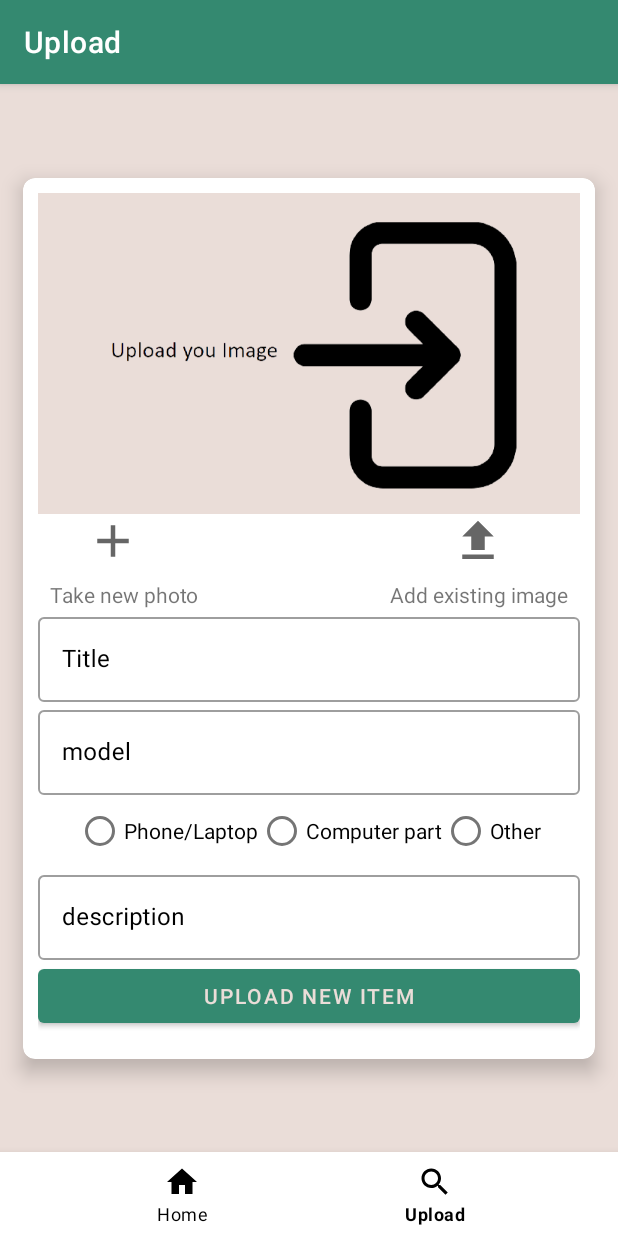
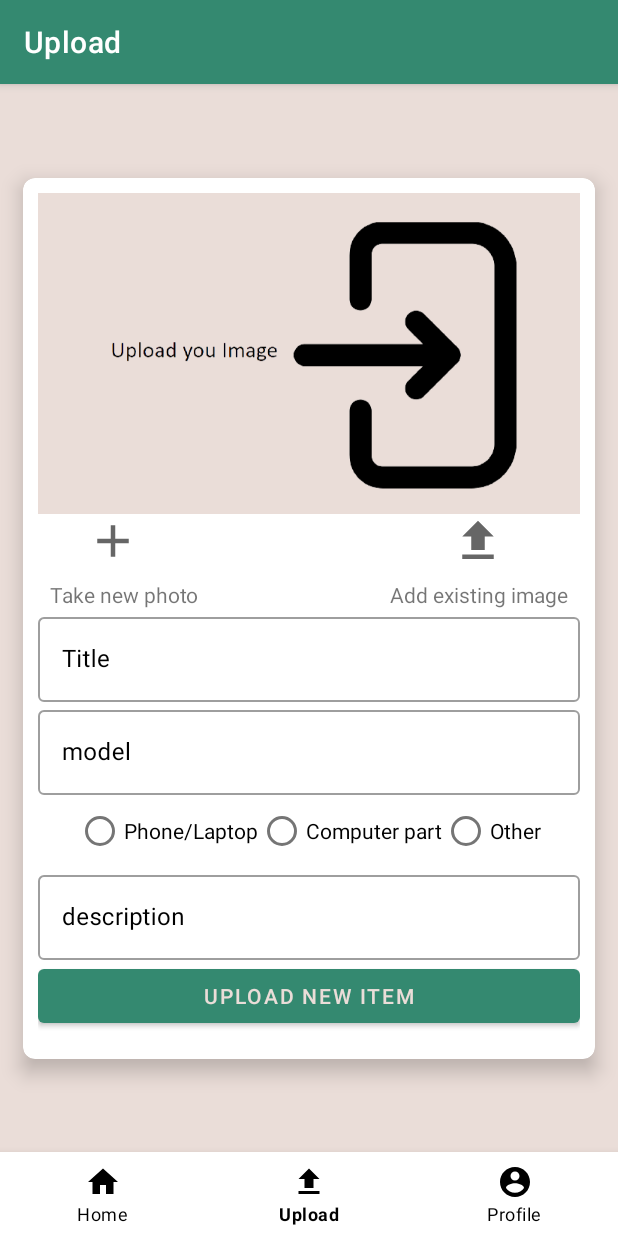
Before and after one commit to Willz01/E-waste-management, an Android app: the HomeFragment screen opened directly, with no data from a screen before it, item 2 of the bottom bar chosen, on a phone screen of 412 x 824 dp. Run offline under Robolectric (Android 15) with nearby library versions, the phone set to English and light mode, and no system bars; our stand-ins replace Firebase (no records; nobody signed in at launch, a user with empty details on screens opened directly), data binding.

Commit message:
User view

```diff
--- a/app/src/main/java/dev/samuelmcmurray/e_wastemanagement/MainActivity.kt
+++ b/app/src/main/java/dev/samuelmcmurray/e_wastemanagement/MainActivity.kt
@@ -12,12 +12,13 @@ import com.google.android.material.bottomnavigation.BottomNavigationView
 import com.google.android.material.navigation.NavigationView
 import com.google.firebase.auth.FirebaseAuth
 import dev.samuelmcmurray.e_wastemanagement.ui.home.HomeFragment
+import dev.samuelmcmurray.e_wastemanagement.ui.profile.ProfileFragment
 import dev.samuelmcmurray.e_wastemanagement.ui.upload.UploadFragment
 
 private const val TAG = "MainActivity"
 class MainActivity : AppCompatActivity() {
 
-    lateinit var toolbar: ActionBar
+    private lateinit var toolbar: ActionBar
     private lateinit var navController: NavController
     private lateinit var navHostFragment: NavHostFragment
     private lateinit var mNavView: NavigationView
@@ -41,6 +42,12 @@ class MainActivity : AppCompatActivity() {
                     R.id.upload_fragment -> {
                         toolbar.title = "Upload"
                         val songsFragment = UploadFragment.newInstance()
+                        openFragment(songsFragment)
+                        return@OnNavigationItemSelectedListener true
+                    }
+                    R.id.profileFragment -> {
+                        toolbar.title = "Profile"
+                        val songsFragment = ProfileFragment.newInstance()
                         openFragment(songsFragment)
                         return@OnNavigationItemSelectedListener true
                     }
--- a/app/src/main/java/dev/samuelmcmurray/e_wastemanagement/ui/home/HomeFragment.kt
+++ b/app/src/main/java/dev/samuelmcmurray/e_wastemanagement/ui/home/HomeFragment.kt
@@ -1,13 +1,16 @@
 package dev.samuelmcmurray.e_wastemanagement.ui.home
 
 import android.os.Bundle
+import android.util.Log
 import android.view.LayoutInflater
 import android.view.View
 import android.view.ViewGroup
+import android.widget.AdapterView
+import android.widget.ArrayAdapter
+import android.widget.Spinner
 import androidx.fragment.app.Fragment
 import androidx.recyclerview.widget.GridLayoutManager
 import androidx.recyclerview.widget.RecyclerView
-import com.google.android.material.radiobutton.MaterialRadioButton
 import dev.samuelmcmurray.e_wastemanagement.R
 import dev.samuelmcmurray.e_wastemanagement.adapters.RecyclerViewAdapter
 import dev.samuelmcmurray.e_wastemanagement.data.model.Item
@@ -16,7 +19,7 @@ import dev.samuelmcmurray.e_wastemanagement.utils.ItemsCallback
 
 private const val TAG = "HomeFragment"
 
-class HomeFragment : Fragment() {
+class HomeFragment : Fragment(), AdapterView.OnItemSelectedListener {
 
     companion object {
         fun newInstance() = HomeFragment()
@@ -31,87 +34,72 @@ class HomeFragment : Fragment() {
 
     override fun onViewCreated(view: View, savedInstanceState: Bundle?) {
 
-        //    var name: String,
-        //    var userID: String,
-        //    var id: String,
-        //    var type : String,
-        //    var purchaseYear: String?,
-        //    var image1: String?, var image2: String?, var image3: String?, var image4: String?,
-        //    var model: String,
-        //    var description: String
+        loadAll()
 
-        // load items from firebase and fill to recycler view
-        // var itemsListFromFirebase = ArrayList<Item>()
+        // spinner
+        val spinner: Spinner = view.findViewById(R.id.spinner)
+        ArrayAdapter.createFromResource(
+            requireContext(),
+            R.array.type_array,
+            android.R.layout.simple_spinner_item
+        ).also { adapter ->
+            adapter.setDropDownViewResource(android.R.layout.simple_spinner_dropdown_item)
+            // Apply the adapter to the spinner
+            spinner.adapter = adapter
+        }
+
+        spinner.onItemSelectedListener = this
+
+        super.onViewCreated(view, savedInstanceState)
+    }
+
+    private fun loadAll() {
         ItemUtils.newInstance().readItemsFromFirebase(object : ItemsCallback {
             override fun onCallback(value: ArrayList<Item>) {
-                setUpRecyclerView(value, view)
+                setUpRecyclerView(value, requireView())
             }
         })
-        // Log.d(TAG, "onViewCreated: ${itemsListFromFirebase.size} ")
-
-        val phoneButton = view.findViewById<MaterialRadioButton>(R.id.phoneButton)
-        val tabletButton = view.findViewById<MaterialRadioButton>(R.id.tabletButton)
-        val laptopButton = view.findViewById<MaterialRadioButton>(R.id.laptopButton)
-
-        phoneButton.setOnClickListener(object : View.OnClickListener {
-            override fun onClick(v: View?) {
-                filterItems("Phone/Laptop", view)
-                phoneButton.isChecked = true
-
-                tabletButton.isChecked = false
-                laptopButton.isChecked = false
-            }
-
-        })
-
-        tabletButton.setOnClickListener(object : View.OnClickListener {
-            override fun onClick(v: View?) {
-                filterItems("Computer part", view)
-                tabletButton.isChecked = true
-
-                phoneButton.isChecked = false
-                laptopButton.isChecked = false
-            }
-
-        })
-
-        laptopButton.setOnClickListener(object : View.OnClickListener {
-            override fun onClick(v: View?) {
-                filterItems("Other", view)
-                laptopButton.isChecked = true
-
-                tabletButton.isChecked = false
-                phoneButton.isChecked = false
-            }
-
-        })
-
-
-        super.onViewCreated(view, savedInstanceState)
     }
 
 
     private fun setUpRecyclerView(itemsList: ArrayList<Item>, view: View) {
         val recyclerView = requireView().findViewById<RecyclerView>(R.id.upload_rv)
-        val recyclerViewAdapter = RecyclerViewAdapter(requireContext(), itemsList as List<Item>, view)
+        val recyclerViewAdapter =
+            RecyclerViewAdapter(requireContext(), itemsList as List<Item>, view)
         recyclerView.layoutManager = GridLayoutManager(requireContext(), 2)
         recyclerView.adapter = recyclerViewAdapter
     }
 
-    private fun filterItems(itemType: String, view: View) {
+    private fun filterItems(itemType: String?, view: View) {
+        if (itemType == "All") {
+            loadAll()
+        } else {
             val itemsToRemove = ArrayList<Item>()
             ItemUtils.newInstance().readItemsFromFirebase(object : ItemsCallback {
                 override fun onCallback(value: ArrayList<Item>) {
                     value.forEach { item: Item ->
-                    if (!item.type.contains(itemType)) {
+                        if (!item.type.contains(itemType!!)) {
                             itemsToRemove.add(item)
                         }
                     }
                     value.removeAll(itemsToRemove)
-                val recyclerViewAdapter = RecyclerViewAdapter(requireContext(), value as List<Item>, view)
+                    val recyclerViewAdapter =
+                        RecyclerViewAdapter(requireContext(), value as List<Item>, view)
                     recyclerViewAdapter.notifyDataSetChanged()
                     setUpRecyclerView(value, view)
                 }
             })
         }
+
     }
+
+    override fun onItemSelected(parent: AdapterView<*>?, view: View?, position: Int, id: Long) {
+        val text = parent?.getItemAtPosition(position)
+        filterItems(text as String, requireView())
+        Log.d(TAG, "onItemSelected: $text")
+    }
+
+    override fun onNothingSelected(parent: AdapterView<*>?) {
+        // TODO("Not yet implemented")
+    }
+}
--- /dev/null
+++ b/app/src/main/res/drawable/ic_baseline_account_circle_24.xml
@@ -0,0 +1,10 @@
+<vector xmlns:android="http://schemas.android.com/apk/res/android"
+    android:width="24dp"
+    android:height="24dp"
+    android:viewportWidth="24"
+    android:viewportHeight="24"
+    android:tint="?attr/colorControlNormal">
+  <path
+      android:fillColor="@android:color/white"
+      android:pathData="M12,2C6.48,2 2,6.48 2,12s4.48,10 10,10 10,-4.48 10,-10S17.52,2 12,2zM12,5c1.66,0 3,1.34 3,3s-1.34,3 -3,3 -3,-1.34 -3,-3 1.34,-3 3,-3zM12,19.2c-2.5,0 -4.71,-1.28 -6,-3.22 0.03,-1.99 4,-3.08 6,-3.08 1.99,0 5.97,1.09 6,3.08 -1.29,1.94 -3.5,3.22 -6,3.22z"/>
+</vector>
--- a/app/src/main/res/menu/navigation.xml
+++ b/app/src/main/res/menu/navigation.xml
@@ -7,6 +7,10 @@
         android:title="Home" />
     <item
         android:id="@+id/upload_fragment"
-        android:icon="@drawable/ic_find_activity"
+        android:icon="@drawable/ic_baseline_upload_24"
         android:title="Upload"/>
+    <item
+        android:id="@+id/profileFragment"
+        android:icon="@drawable/ic_baseline_account_circle_24"
+        android:title="Profile"/>
 </menu>
--- a/app/src/main/res/navigation/nav_graph.xml
+++ b/app/src/main/res/navigation/nav_graph.xml
@@ -16,7 +16,7 @@
     </fragment>
     <fragment
         android:id="@+id/uploadFragment"
-        android:name="dev.samuelmcmurray.e_wastemanagement.UploadFragment"
+        android:name="dev.samuelmcmurray.e_wastemanagement.ui.upload.UploadFragment"
         android:label="Upload" />
     <fragment
         android:id="@+id/loginFragment"
@@ -48,7 +48,7 @@
     </fragment>
     <fragment
         android:id="@+id/registerCompanyFragment"
-        android:name="dev.samuelmcmurray.e_wastemanagement.ui.auth.RegisterCompanyFragment"
+        android:name="dev.samuelmcmurray.e_wastemanagement.ui.auth.company.RegisterCompanyFragment"
         android:label="RegisterCompanyFragment" >
         <action
             android:id="@+id/action_registerCompanyFragment_to_userTypeFragment"
@@ -59,7 +59,7 @@
     </fragment>
     <fragment
         android:id="@+id/registerIndividualFragment"
-        android:name="dev.samuelmcmurray.e_wastemanagement.ui.auth.RegisterIndividualFragment"
+        android:name="dev.samuelmcmurray.e_wastemanagement.ui.auth.individual.RegisterIndividualFragment"
         android:label="RegisterIndividualFragment" >
         <action
             android:id="@+id/action_registerIndividualFragment_to_homeFragment"
@@ -80,4 +80,9 @@
         android:id="@+id/welcomeFragment"
         android:name="dev.samuelmcmurray.ui.welcome.WelcomeFragment"
         android:label="WelcomeFragment" />
+    <fragment
+        android:id="@+id/profileFragment"
+        android:name="dev.samuelmcmurray.e_wastemanagement.ui.profile.ProfileFragment"
+        android:label="Profile"
+        tools:layout="@layout/fragment_profile" />
 </navigation>
--- a/app/src/main/res/values/strings.xml
+++ b/app/src/main/res/values/strings.xml
@@ -50,4 +50,20 @@
     <string name="mobile">Mobile Phones, Laptop Computers</string>
     <string name="desktop">Desktops, Computer Components</string>
     <string name="website">Website URL</string>
+    <string name="previously_uploaded_items">Previously uploaded items</string>
+    <string name="user_name">User name</string>
+    <string name="info">Info</string>
+    <string name="first_name">First name</string>
+    <string name="second_name">Second name</string>
+    <string name="data_of_birth">Data of birth</string>
+    <string name="city">City</string>
+    <string name="country">Country</string>
+
+
+    <string-array name="type_array">
+        <item>All</item>
+        <item>Phone/Laptop</item>
+        <item>Computer part</item>
+        <item>Others</item>
+    </string-array>
 </resources>
```
Also changed, not shown: app/src/main/java/dev/samuelmcmurray/e_wastemanagement/adapters/ProfileAdapter.kt (added, +58 -0 lines), app/src/main/java/dev/samuelmcmurray/e_wastemanagement/ui/profile/ProfileFragment.kt (added, +100 -0 lines), app/src/main/res/layout/fragment_profile.xml (added, +200 -0 lines), app/src/main/res/layout/home_fragment.xml (+9 -46 lines), app/src/main/res/layout/item_card_profile.xml (added, +41 -0 lines), 1 other file. Lines whose indentation alone changed are shown as unchanged.
